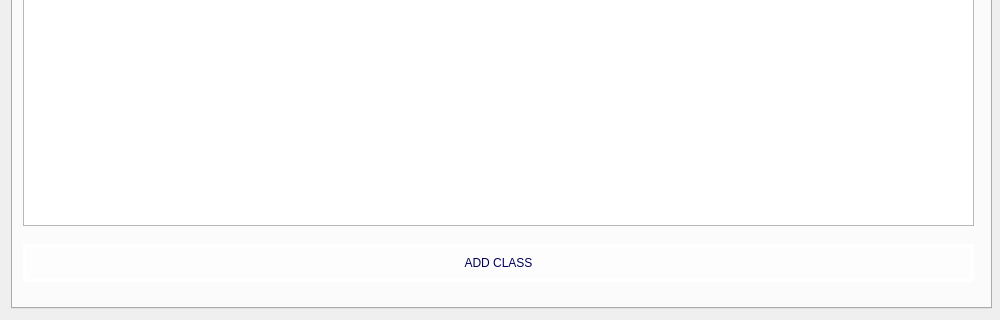
Qt form ui/Admin/AdminMainWindow.ui (nmthuy426/KTLT-FINALTERM) before a commit; both pictures show x 0 to 1000 and y 392 to 712 of the 1000 by 712 pixel window.
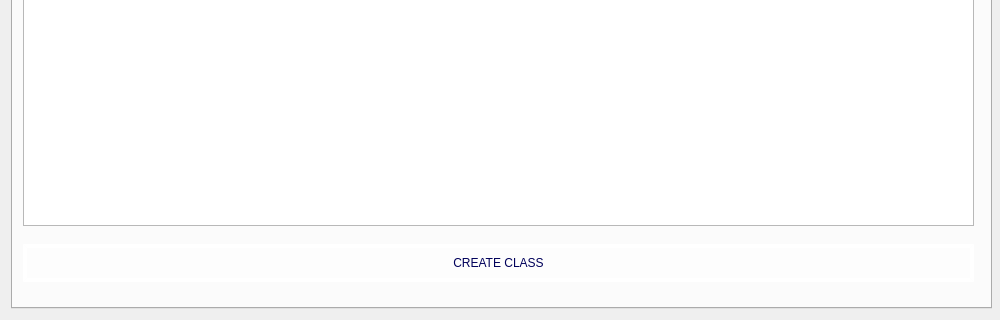
The same form after that commit. Icons and pictures are not drawn.

Patch:
```diff
--- a/ui/Admin/AdminMainWindow.ui
+++ b/ui/Admin/AdminMainWindow.ui
@@ -1087,7 +1087,7 @@
 }</string>
            </property>
            <property name="text">
-            <string>ADD CLASS</string>
+            <string>CREATE CLASS</string>
            </property>
           </widget>
          </item>
```
Left out of the diff: 2 changed lines with no effect on the pictures.
